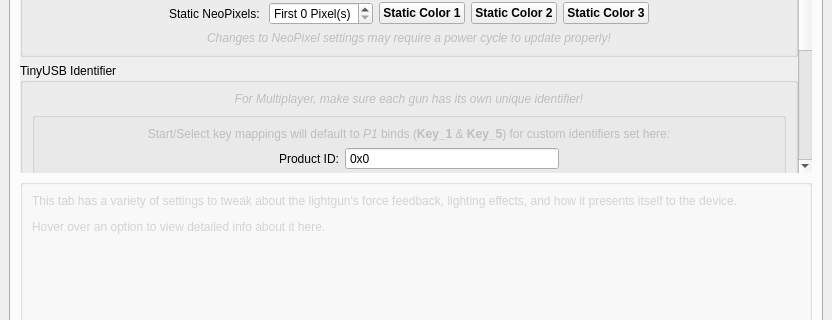
This is src/appmainwindow.ui in TeamOpenFIRE/OpenFIRE-App as Qt 5 draws it before an edit; both pictures show x 0 to 832 and y 461 to 781 of the 832 by 920 pixel window. The edited form follows.
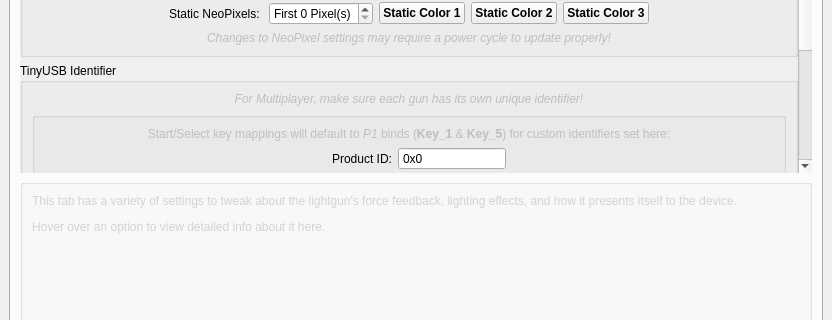
This is the edited form. The open tabs and pages were chosen to show the change. Icons and pictures are not drawn.

Commit message: Actually this is better

Patch:
```diff
--- a/src/appmainwindow.ui
+++ b/src/appmainwindow.ui
@@ -1184,7 +1184,7 @@
                    </widget>
                   </item>
                   <item>
-                   <layout class="QGridLayout" name="gridLayout_2">
+                   <layout class="QGridLayout" name="gridLayout_2" columnstretch="1,0,0,1">
                     <item row="0" column="1">
                      <widget class="QLabel" name="label_11">
                       <property name="text">
```
The commit also changes 2 other files.
